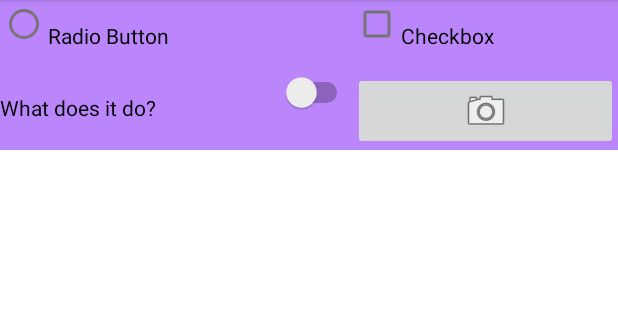
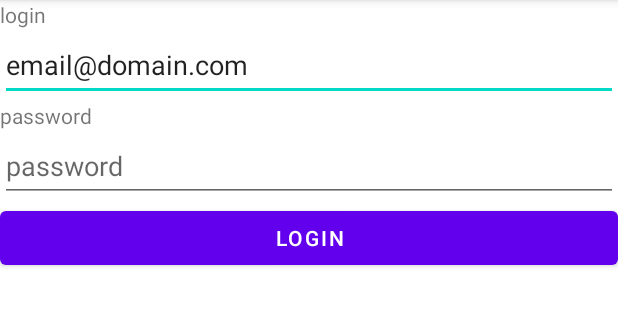
Before and after one commit to Assmannvfbh/android_assignments, an Android app: the screen it shows after launch (ListItemsActivity before the commit, LoginActivity after it), on a phone screen of 412 x 824 dp, the part 84-410 px from its top. Run offline under Robolectric (Android 15) with nearby library versions, the phone set to English and light mode, and no system bars.

Commit message:
Task 1-4 Assignment 2-2

```diff
--- a/app/src/main/java/com/example/androidassignments/LoginActivity.java
+++ b/app/src/main/java/com/example/androidassignments/LoginActivity.java
@@ -2,13 +2,81 @@ package com.example.androidassignments;
 
 import androidx.appcompat.app.AppCompatActivity;
 
+import android.content.Intent;
+import android.content.SharedPreferences;
 import android.os.Bundle;
+import android.util.Log;
+import android.view.View;
+import android.widget.Button;
+import android.widget.EditText;
+import android.widget.Toast;
+
+import java.util.regex.Pattern;
+
+import kotlin.text.Regex;
 
 public class LoginActivity extends AppCompatActivity {
+
+    protected final String ACTIVITY_NAME = "LoginActivity";
+    protected Button loginButton;
+    protected EditText emailField;
+    protected EditText passwordField;
+    SharedPreferences emailPref;
+
 
     @Override
     protected void onCreate(Bundle savedInstanceState) {
         super.onCreate(savedInstanceState);
         setContentView(R.layout.activity_login);
+        Log.i(ACTIVITY_NAME, "in onCreate()");
+        loginButton = findViewById(R.id.loginButton);
+        emailField = findViewById(R.id.editTextEmail);
+        passwordField = findViewById(R.id.editTextPassword);
+        emailPref = this.getPreferences(MODE_PRIVATE);
+        emailField.setText(emailPref.getString("DefaultEmail", "email@domain.com"));
+
+    }
+
+    @Override
+    protected void onStart() {
+        super.onStart();
+        Log.i(ACTIVITY_NAME, "in onStart()");
+    }
+
+    @Override
+    protected void onStop() {
+        super.onStop();
+        Log.i(ACTIVITY_NAME, "in onStop()");
+    }
+
+    @Override
+    protected void onDestroy() {
+        super.onDestroy();
+        Log.i(ACTIVITY_NAME, "in onDestroy()");
+    }
+
+    @Override
+    protected void onPause() {
+        super.onPause();
+        Log.i(ACTIVITY_NAME, "in onPause()");
+    }
+
+    @Override
+    protected void onResume() {
+        super.onResume();
+        Log.i(ACTIVITY_NAME, "in onResume()");
+    }
+
+    public void login(View view) {
+        String emailDomain = emailField.getText().toString();
+        emailPref.edit().putString("DefaultEmail",emailDomain).commit();
+        if(!passwordField.getText().toString().isEmpty() && Pattern.matches("\\w*@\\w*.com", emailDomain)) {
+            Intent intent = new Intent(LoginActivity.this, MainActivity.class);
+            startActivity(intent);
+        }
+        else {
+            Toast.makeText(this, R.string.loginError, Toast.LENGTH_LONG).show();
+        }
+
     }
 }
--- a/app/src/main/res/layout/activity_login.xml
+++ b/app/src/main/res/layout/activity_login.xml
@@ -19,7 +19,7 @@
             android:text="@string/loginName" />
 
         <EditText
-            android:id="@+id/editTextTextPersonName"
+            android:id="@+id/editTextEmail"
             android:layout_width="match_parent"
             android:layout_height="wrap_content"
             android:ems="10"
@@ -34,12 +34,19 @@
             android:text="@string/loginPassword" />
 
         <EditText
-            android:id="@+id/editTextTextPersonName2"
+            android:id="@+id/editTextPassword"
             android:layout_width="match_parent"
             android:layout_height="wrap_content"
             android:ems="10"
             android:hint="@string/loginPasswordHint"
             android:inputType="textPassword"
             android:minHeight="48dp" />
+
+        <Button
+            android:id="@+id/loginButton"
+            android:layout_width="match_parent"
+            android:layout_height="wrap_content"
+            android:text="@string/loginButton"
+            android:onClick="login"/>
     </LinearLayout>
 </LinearLayout>
--- a/app/src/main/res/layout/activity_main.xml
+++ b/app/src/main/res/layout/activity_main.xml
@@ -17,7 +17,7 @@
         app:layout_constraintTop_toTopOf="parent" />
 
     <Button
-        android:id="@+id/button"
+        android:id="@+id/buttonMain"
         android:layout_width="wrap_content"
         android:layout_height="wrap_content"
         android:text="@string/ButtonText"
@@ -25,6 +25,7 @@
         app:layout_constraintEnd_toEndOf="parent"
         app:layout_constraintHorizontal_bias="0.5"
         app:layout_constraintStart_toStartOf="parent"
-        app:layout_constraintTop_toBottomOf="@+id/textView" />
+        app:layout_constraintTop_toBottomOf="@+id/textView"
+        android:onClick="buttonOnClick"/>
 
 </androidx.constraintlayout.widget.ConstraintLayout>
--- a/app/src/main/res/values/strings.xml
+++ b/app/src/main/res/values/strings.xml
@@ -10,5 +10,7 @@
     <string name="switchText">What does it do?</string>
     <string name="checkbox">Checkbox</string>
     <string name="radiobutton">Radio Button</string>
+    <string name="loginButton">login</string>
+    <string name="loginError">Missing Password or incorrect Emil format</string>
 
 </resources>
```
Also changed, not shown: app/src/main/AndroidManifest.xml (+7 -4 lines), app/src/main/java/com/example/androidassignments/ListItemsActivity.java (+34 -0 lines), app/src/main/java/com/example/androidassignments/MainActivity.java (+51 -0 lines), 1 other file.
